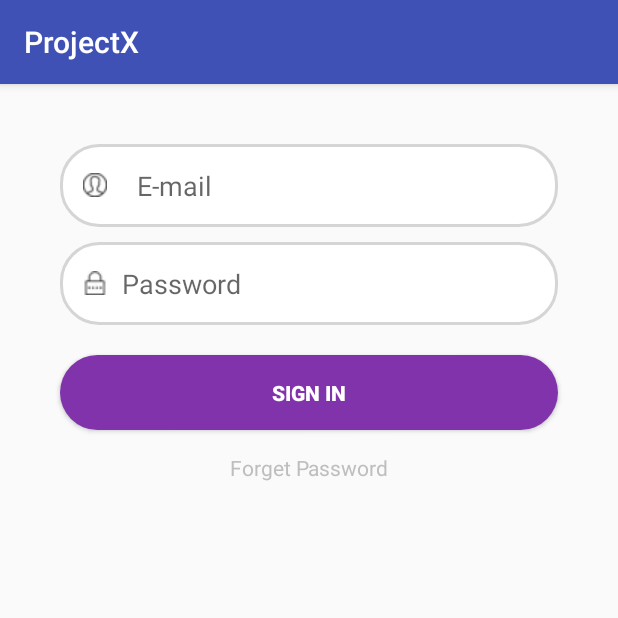
After one commit to DanyOg/ProjectX, an Android app: the fragment SignInFragment shown on its own in the app's theme, on a phone screen of 412 x 824 dp, the top half of it. The commit adds this screen. Run offline under Robolectric (Android 15) with nearby library versions, the phone set to English and light mode, and no system bars.

Commit message:
Add SignUp and SignIn

```diff
--- /dev/null
+++ b/app/src/main/java/com/focus/projectx/fragments/SignInFragment.java
@@ -0,0 +1,28 @@
+package com.focus.projectx.fragments;
+
+
+import android.os.Bundle;
+import android.support.v4.app.Fragment;
+import android.view.LayoutInflater;
+import android.view.View;
+import android.view.ViewGroup;
+
+import com.focus.projectx.R;
+
+/**
+ * A simple {@link Fragment} subclass.
+ */
+public class SignInFragment extends Fragment {
+
+    public SignInFragment() {
+        // Required empty public constructor
+    }
+
+
+    @Override
+    public View onCreateView(LayoutInflater inflater, ViewGroup container,
+                             Bundle savedInstanceState) {
+        // Inflate the layout for this fragment
+        return inflater.inflate(R.layout.fragment_signin, container, false);
+    }
+}
--- /dev/null
+++ b/app/src/main/res/drawable/textedit_shape.xml
@@ -0,0 +1,8 @@
+<?xml version="1.0" encoding="utf-8"?>
+<shape xmlns:android="http://schemas.android.com/apk/res/android"
+    android:shape="rectangle" android:padding="2dp">
+    <solid android:color="#FFFFFF"/>
+    <stroke android:width="2dp" android:color="#D5D5D5" />
+    <corners
+        android:radius="25dp"/>
+</shape>
--- a/app/src/main/res/layout/activity_main.xml
+++ b/app/src/main/res/layout/activity_main.xml
@@ -13,12 +13,13 @@
     <TextView
         android:layout_width="wrap_content"
         android:layout_height="wrap_content"
-    android:text="Hello World!" />
+        android:text="Hello World!" />
 
     <Button
         android:text="Button"
         android:layout_width="wrap_content"
         android:layout_height="wrap_content"
+        android:layout_below="@+id/textView"
         android:layout_alignParentLeft="true"
         android:layout_alignParentStart="true"
         android:layout_marginLeft="44dp"
--- /dev/null
+++ b/app/src/main/res/layout/fragment_signin.xml
@@ -0,0 +1,87 @@
+<?xml version="1.0" encoding="utf-8"?>
+<FrameLayout xmlns:android="http://schemas.android.com/apk/res/android"
+    xmlns:tools="http://schemas.android.com/tools"
+    android:layout_width="match_parent"
+    android:layout_height="wrap_content">
+
+    <LinearLayout
+        android:orientation="vertical"
+        android:layout_width="match_parent"
+        android:layout_height="match_parent"
+        tools:ignore="UselessParent"
+        android:weightSum="1">
+
+        <EditText
+            android:layout_width="match_parent"
+            android:layout_height="wrap_content"
+            android:inputType="textEmailAddress"
+            android:ems="10"
+            android:id="@+id/editText"
+            style="@android:style/Widget.DeviceDefault.EditText"
+            android:textColorLink="?attr/actionModeSplitBackground"
+            android:background="@drawable/textedit_shape"
+            android:maxLines="1"
+            android:layout_marginLeft="40dp"
+            android:layout_marginRight="40dp"
+            android:layout_marginTop="40dp"
+            android:drawableLeft="@drawable/user2"
+            android:drawablePadding="20dp"
+            android:paddingLeft="15dp"
+            android:paddingBottom="15dp"
+            android:paddingTop="15dp"
+            android:paddingRight="15dp"
+            android:hint="E-mail" />
+
+        <EditText
+            android:layout_width="match_parent"
+            android:layout_height="wrap_content"
+            android:ems="10"
+            android:id="@+id/editText2"
+            style="@android:style/Widget.DeviceDefault.EditText"
+            android:textColorLink="?attr/actionModeSplitBackground"
+            android:background="@drawable/textedit_shape"
+            android:maxLines="1"
+            android:layout_marginLeft="40dp"
+            android:layout_marginRight="40dp"
+            android:layout_marginTop="10dp"
+            android:drawableLeft="@drawable/pass"
+            android:drawablePadding="10dp"
+            android:paddingBottom="15dp"
+            android:paddingLeft="15dp"
+            android:paddingRight="15dp"
+            android:paddingTop="15dp"
+            android:inputType="textPassword"
+            android:hint="Password" />
+
+        <Button
+            android:text="@string/sign_in_button"
+            android:layout_width="match_parent"
+            android:layout_height="wrap_content"
+            android:id="@+id/button_SignIn"
+            android:background="@drawable/button_shape"
+            android:layout_marginTop="20dp"
+            android:layout_marginLeft="40dp"
+            android:layout_marginRight="40dp"
+            android:paddingBottom="15dp"
+            android:paddingLeft="15dp"
+            android:paddingRight="15dp"
+            android:paddingTop="15dp"
+            android:onClick="Auth"
+            android:textColor="@android:color/white"
+            android:textStyle="bold" />
+
+        <TextView
+            android:text="Forget Password"
+            android:layout_width="match_parent"
+            android:layout_height="wrap_content"
+            android:id="@+id/textView2"
+            android:textAlignment="center"
+            android:layout_marginTop="15dp"
+            android:textColor="?android:attr/textColorSecondaryInverseNoDisable"
+            android:textColorLink="?attr/colorButtonNormal"
+            android:textIsSelectable="false"
+            android:textColorHint="@android:color/darker_gray" />
+
+    </LinearLayout>
+
+</FrameLayout>
--- a/app/src/main/res/values/strings.xml
+++ b/app/src/main/res/values/strings.xml
@@ -6,4 +6,7 @@
 
     <string name="top_track">Top 100</string>
     <string name="track">Track</string>
+    <string name="sign_in" > Sign In </string>
+    <string name="sign_up" > Sign Up </string>
+    <string name="sign_in_button">SIGN IN</string>
 </resources>
```
Also changed, not shown: app/src/main/java/com/focus/projectx/LoginActivity.java (+56 -1 lines), app/src/main/java/com/focus/projectx/MainActivity.java (+2 -25 lines), app/src/main/java/com/focus/projectx/fragments/SignUpDetalFragment.java (added, +29 -0 lines), app/src/main/java/com/focus/projectx/fragments/SignUpFragment.java (added, +28 -0 lines), app/src/main/res/layout/activity_login.xml (+29 -8 lines), app/src/main/res/layout/activity_user_info.xml (+4 -3 lines), app/src/main/res/layout/fragment_signup.xml (added, +119 -0 lines), app/src/main/res/layout/fragment_signupdetal.xml (added, +51 -0 lines), app/src/main/res/drawable/download.jpg (added), app/src/main/res/drawable/pass.png (added), app/src/main/res/drawable/user.png (added), app/src/main/res/drawable/user2.png (added).
